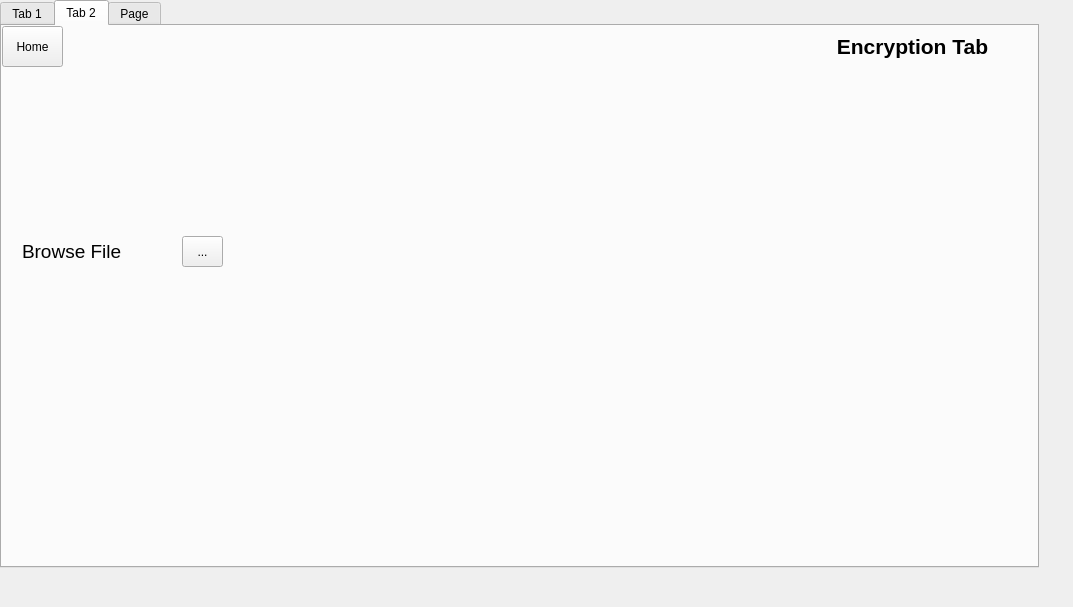
Old version of the form ui/mainwindow.ui in the repository edeniyanda/CipheredVV.
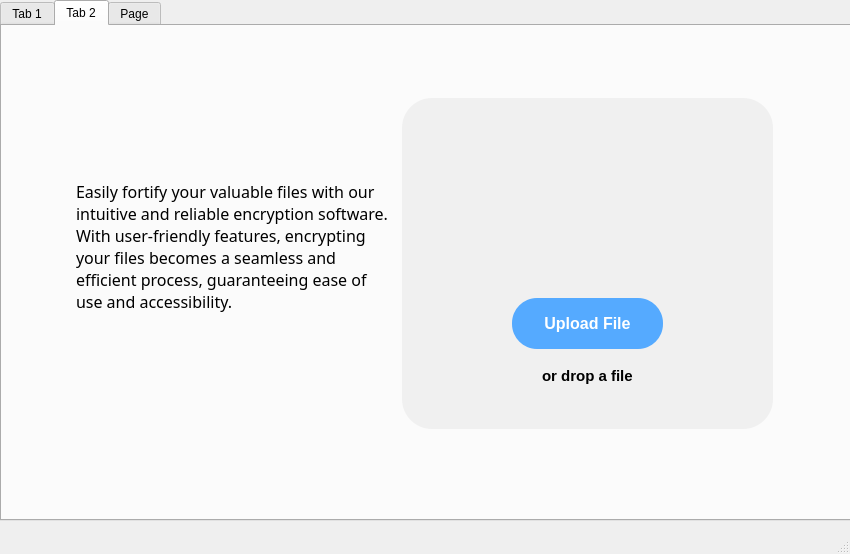
New version of the form. Icons and pictures are not drawn.

What changed in the file:
```diff
--- a/ui/mainwindow.ui
+++ b/ui/mainwindow.ui
@@ -6,8 +6,8 @@
    <rect>
     <x>0</x>
     <y>0</y>
-    <width>1073</width>
-    <height>607</height>
+    <width>850</width>
+    <height>554</height>
    </rect>
   </property>
   <property name="windowTitle">
@@ -19,20 +19,14 @@
      <rect>
       <x>0</x>
       <y>0</y>
-      <width>1039</width>
-      <height>568</height>
+      <width>851</width>
+      <height>521</height>
      </rect>
     </property>
-    <property name="tabPosition">
-     <enum>QTabWidget::North</enum>
-    </property>
     <property name="currentIndex">
      <number>1</number>
     </property>
-    <property name="tabBarAutoHide">
-     <bool>true</bool>
-    </property>
-    <widget class="QWidget" name="tab">
+    <widget class="QWidget" name="tab_4">
      <attribute name="title">
       <string>Tab 1</string>
      </attribute>
@@ -103,71 +97,156 @@
      <attribute name="title">
       <string>Tab 2</string>
      </attribute>
-     <widget class="QLabel" name="label">
-      <property name="geometry">
-       <rect>
-        <x>790</x>
-        <y>0</y>
-        <width>241</width>
-        <height>41</height>
-       </rect>
-      </property>
-      <property name="font">
-       <font>
-        <pointsize>16</pointsize>
-        <weight>75</weight>
-        <bold>true</bold>
-       </font>
-      </property>
-      <property name="text">
-       <string>Encryption Tab</string>
-      </property>
-      <property name="alignment">
-       <set>Qt::AlignCenter</set>
-      </property>
-     </widget>
      <widget class="QPushButton" name="pushButtonHomeE">
       <property name="geometry">
        <rect>
         <x>0</x>
         <y>0</y>
-        <width>61</width>
-        <height>41</height>
+        <width>91</width>
+        <height>61</height>
        </rect>
       </property>
+      <property name="styleSheet">
+       <string notr="true">border-radius:10px;
+background-color: transparent;</string>
+      </property>
       <property name="text">
-       <string>Home</string>
+       <string/>
       </property>
+      <property name="icon">
+       <iconset resource="../icon.qrc">
+        <normaloff>:/assets/img/icon/home-button.png</normaloff>:/assets/img/icon/home-button.png</iconset>
+      </property>
+      <property name="iconSize">
+       <size>
+        <width>40</width>
+        <height>40</height>
+       </size>
+      </property>
      </widget>
-     <widget class="QToolButton" name="toolButtonBrowse">
+     <widget class="QFrame" name="frame">
       <property name="geometry">
        <rect>
-        <x>180</x>
-        <y>210</y>
-        <width>41</width>
-        <height>31</height>
+        <x>400</x>
+        <y>72</y>
+        <width>371</width>
+        <height>331</height>
        </rect>
       </property>
-      <property name="text">
-       <string>...</string>
+      <property name="styleSheet">
+       <string notr="true">border-radius: 30px;
+border: 2px soldi white;
+background-color: #f0f0f0;
+</string>
       </property>
+      <property name="frameShape">
+       <enum>QFrame::StyledPanel</enum>
+      </property>
+      <property name="frameShadow">
+       <enum>QFrame::Raised</enum>
+      </property>
+      <widget class="QPushButton" name="uploadButton">
+       <property name="geometry">
+        <rect>
+         <x>110</x>
+         <y>200</y>
+         <width>151</width>
+         <height>51</height>
+        </rect>
+       </property>
+       <property name="font">
+        <font>
+         <family>Segoe UI</family>
+         <pointsize>12</pointsize>
+         <weight>75</weight>
+         <bold>true</bold>
+        </font>
+       </property>
+       <property name="styleSheet">
+        <string notr="true">QPushButton{
+	border-radius: 25px;
+	color: white;
+	background: rgb(85, 170, 255);
+}
+QPushButton:hover{
+	background-color: rgb(75, 150, 230);
+	border: 6px solid rgb(75, 150, 230);
+}
+
+</string>
+       </property>
+       <property name="text">
+        <string>Upload File</string>
+       </property>
+      </widget>
+      <widget class="QLabel" name="label">
+       <property name="geometry">
+        <rect>
+         <x>140</x>
+         <y>270</y>
+         <width>101</width>
+         <height>16</height>
+        </rect>
+       </property>
+       <property name="font">
+        <font>
+         <family>Segoe UI</family>
+         <pointsize>11</pointsize>
+         <weight>75</weight>
+         <bold>true</bold>
+        </font>
+       </property>
+       <property name="text">
+        <string>or drop a file</string>
+       </property>
+      </widget>
+      <widget class="QLabel" name="label_2">
+       <property name="geometry">
+        <rect>
+         <x>50</x>
+         <y>10</y>
+         <width>241</width>
+         <height>171</height>
+        </rect>
+       </property>
+       <property name="text">
+        <string/>
+       </property>
+       <property name="pixmap">
+        <pixmap resource="../icon.qrc">:/assets/img/icon/pdf.png</pixmap>
+       </property>
+       <property name="scaledContents">
+        <bool>false</bool>
+       </property>
+      </widget>
      </widget>
-     <widget class="QLabel" name="label_3">
+     <widget class="QPlainTextEdit" name="plainTextEdit">
       <property name="geometry">
        <rect>
-        <x>20</x>
-        <y>200</y>
-        <width>121</width>
-        <height>51</height>
+        <x>70</x>
+        <y>150</y>
+        <width>321</width>
+        <height>221</height>
        </rect>
       </property>
       <property name="font">
        <font>
-        <pointsize>14</pointsize>
+        <family>Segoe Print</family>
+        <pointsize>12</pointsize>
        </font>
       </property>
-      <property name="text">
-       <string>Browse File</string>
+      <property name="styleSheet">
+       <string notr="true">background: transparent;
+border:none;</string>
+      </property>
+      <property name="readOnly">
+       <bool>true</bool>
+      </property>
+      <property name="plainText">
+       <string>Easily fortify your valuable files with our intuitive and reliable encryption software. With user-friendly features, encrypting your files becomes a seamless and efficient process, guaranteeing ease of use and accessibility.</string>
+      </property>
+      <property name="maximumBlockCount">
+       <number>-3</number>
       </property>
      </widget>
     </widget>
@@ -214,6 +293,17 @@
     </widget>
    </widget>
   </widget>
+  <widget class="QMenuBar" name="menubar">
+   <property name="geometry">
+    <rect>
+     <x>0</x>
+     <y>0</y>
+     <width>850</width>
+     <height>21</height>
+    </rect>
+   </property>
+  </widget>
+  <widget class="QStatusBar" name="statusbar"/>
  </widget>
  <resources/>
  <connections/>
```
Left out of the diff: 107 changed lines with no effect on the pictures.
